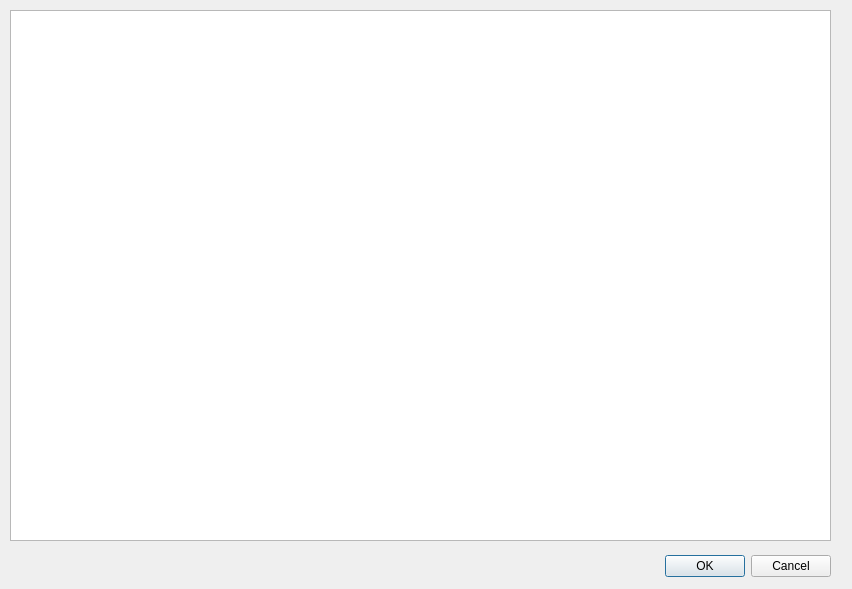
First picture: the form in bdot_downloader_dialog_base.ui, repository kamildrejer/bdot_downloader, before the edit.
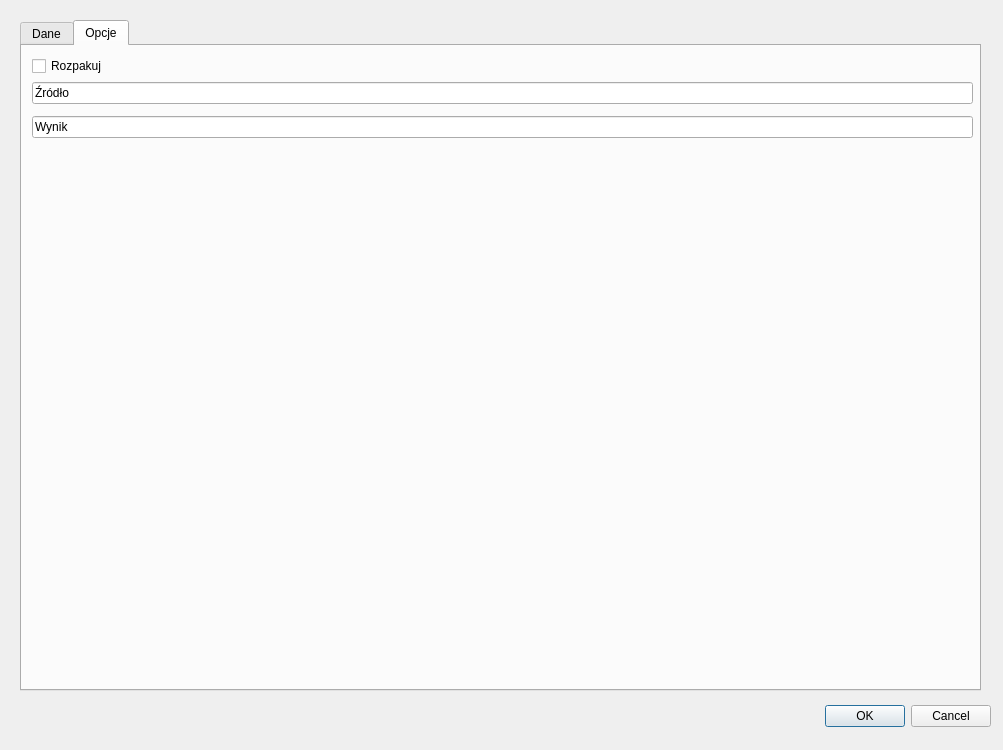
Second picture: the form after the edit. Custom widgets are drawn as their Qt base class.

Patch:
```diff
--- a/bdot_downloader_dialog_base.ui
+++ b/bdot_downloader_dialog_base.ui
@@ -6,8 +6,8 @@
    <rect>
     <x>0</x>
     <y>0</y>
-    <width>852</width>
-    <height>589</height>
+    <width>1003</width>
+    <height>750</height>
    </rect>
   </property>
   <property name="windowTitle">
@@ -16,8 +16,8 @@
   <widget class="QDialogButtonBox" name="button_box">
    <property name="geometry">
     <rect>
-     <x>490</x>
-     <y>550</y>
+     <x>650</x>
+     <y>700</y>
      <width>341</width>
      <height>32</height>
     </rect>
@@ -29,17 +29,107 @@
     <set>QDialogButtonBox::Cancel|QDialogButtonBox::Ok</set>
    </property>
   </widget>
-  <widget class="QTableWidget" name="tableWidget">
+  <widget class="QTabWidget" name="tabWidget">
    <property name="geometry">
     <rect>
-     <x>10</x>
-     <y>10</y>
-     <width>821</width>
-     <height>531</height>
+     <x>20</x>
+     <y>20</y>
+     <width>961</width>
+     <height>671</height>
     </rect>
    </property>
+   <property name="currentIndex">
+    <number>1</number>
+   </property>
+   <widget class="QWidget" name="tab">
+    <attribute name="title">
+     <string>Dane</string>
+    </attribute>
+    <widget class="QTableWidget" name="tableWidget">
+     <property name="geometry">
+      <rect>
+       <x>10</x>
+       <y>10</y>
+       <width>931</width>
+       <height>611</height>
+      </rect>
+     </property>
+    </widget>
+   </widget>
+   <widget class="QWidget" name="tab_2">
+    <attribute name="title">
+     <string>Opcje</string>
+    </attribute>
+    <widget class="QWidget" name="verticalLayoutWidget">
+     <property name="geometry">
+      <rect>
+       <x>10</x>
+       <y>10</y>
+       <width>941</width>
+       <height>631</height>
+      </rect>
+     </property>
+     <layout class="QVBoxLayout" name="verticalLayout">
+      <item>
+       <widget class="QCheckBox" name="checkBox_rozpakuj">
+        <property name="text">
+         <string>Rozpakuj</string>
+        </property>
+       </widget>
+      </item>
+      <item>
+       <widget class="QLineEdit" name="lineEdit">
+        <property name="text">
+         <string>Źródło</string>
+        </property>
+       </widget>
+      </item>
+      <item>
+       <widget class="QgsFileWidget" name="mQgsFileWidget_source">
+        <property name="storageMode">
+         <enum>QgsFileWidget::GetDirectory</enum>
+        </property>
+       </widget>
+      </item>
+      <item>
+       <widget class="QLineEdit" name="lineEdit_2">
+        <property name="text">
+         <string>Wynik</string>
+        </property>
+       </widget>
+      </item>
+      <item>
+       <widget class="QgsFileWidget" name="mQgsFileWidget_destination">
+        <property name="storageMode">
+         <enum>QgsFileWidget::GetDirectory</enum>
+        </property>
+       </widget>
+      </item>
+      <item>
+       <spacer name="verticalSpacer">
+        <property name="orientation">
+         <enum>Qt::Vertical</enum>
+        </property>
+        <property name="sizeHint" stdset="0">
+         <size>
+          <width>20</width>
+          <height>40</height>
+         </size>
+        </property>
+       </spacer>
+      </item>
+     </layout>
+    </widget>
+   </widget>
   </widget>
  </widget>
+ <customwidgets>
+  <customwidget>
+   <class>QgsFileWidget</class>
+   <extends>QWidget</extends>
+   <header>qgsfilewidget.h</header>
+  </customwidget>
+ </customwidgets>
  <resources/>
  <connections>
   <connection>
```
